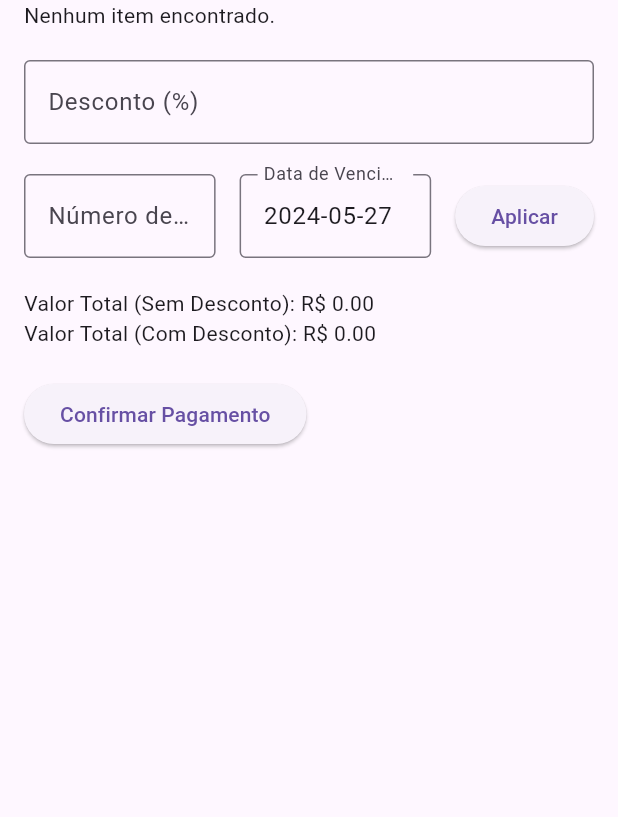
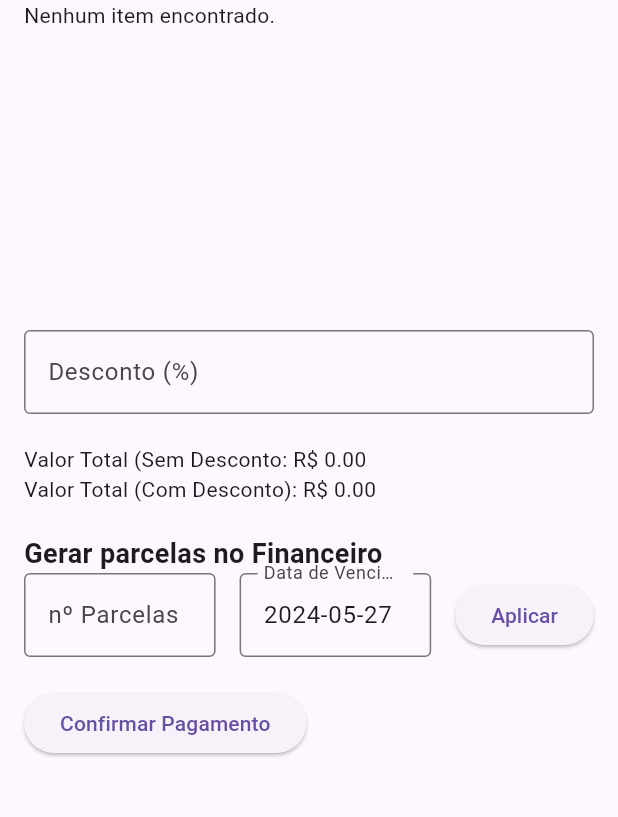
Before and after one commit to Coppi1/Pedido_vendas, a Flutter app: the PagamentoPage screen opened directly with empty values, after a tap on "Aplicar", on a phone screen of 412 x 824 dp, the part 378-1195 px from its top. Run offline on Flutter 3.47's test engine with Material 3 defaults, Android fonts, the phone set to English and light mode, and no system bars; our stand-ins replace sqflite; accounts and stored records are empty.

Commit message:
Fix - ajustes gerais do front/back - PagamentoPage

```diff
--- a/projeto_pedido_vendas/lib/models/pagamento.dart
+++ b/projeto_pedido_vendas/lib/models/pagamento.dart
@@ -2,7 +2,7 @@ import 'package:projeto_pedido_vendas/models/pedido.dart';
 
 class Pagamento {
   int? id;
-  int parcelas;
+  int parcela;
   double valorTotal;
   double desconto;
   DateTime dataVencimento;
@@ -10,7 +10,7 @@ class Pagamento {
 
   Pagamento(
       {this.id,
-      required this.parcelas,
+      required this.parcela,
       required this.valorTotal,
       required this.desconto,
       required this.dataVencimento,
--- a/projeto_pedido_vendas/lib/pages/pedido_pagamento.dart
+++ b/projeto_pedido_vendas/lib/pages/pedido_pagamento.dart
@@ -1,4 +1,5 @@
 import 'package:flutter/material.dart';
+import 'package:projeto_pedido_vendas/dtos/pagamento_dto.dart';
 import 'package:projeto_pedido_vendas/dtos/pedido_dto.dart';
 import 'package:projeto_pedido_vendas/dtos/itens_pedido_dto.dart';
 import 'package:projeto_pedido_vendas/dtos/produto_dto.dart';
@@ -21,7 +22,8 @@ class _PagamentoPageState extends State<PagamentoPage> {
   final TextEditingController _vencimentoController = TextEditingController();
   double _valorTotal = 0;
   double _desconto = 0;
-  List<Map<String, dynamic>> _parcelas = [];
+  double _valorTotalComDesconto = 0;
+  final List<Map<String, dynamic>> _parcelas = [];
 
   @override
   void initState() {
@@ -29,7 +31,6 @@ class _PagamentoPageState extends State<PagamentoPage> {
     _futureItens = _fetchItensPedidoData();
     _vencimentoController.text =
         DateFormat('yyyy-MM-dd').format(DateTime.now());
-
     debugPrint('Iniciando busca de itens...');
   }
 
@@ -38,13 +39,10 @@ class _PagamentoPageState extends State<PagamentoPage> {
       if (widget.pedido.id == null) {
         throw Exception('Id do pedido é nulo');
       }
-
       List<ItensPedidoDTO> itens =
           await ItensPedidoDAO().selectByPedido(widget.pedido.id!);
       _calcularValorTotal(itens);
-
       // debugPrint('Itens buscados: $itens');
-
       return itens;
     } catch (e) {
       debugPrint('Erro ao buscar dados de itens_pedido: $e');
@@ -54,18 +52,13 @@ class _PagamentoPageState extends State<PagamentoPage> {
 
   void _calcularValorTotal(List<ItensPedidoDTO> itens) {
     setState(() {
+      // Calcular o valor total sem desconto
       _valorTotal = itens.fold(
         0.0,
-        (sum, item) => sum + ((item.valorTotal ?? 0) * (1 - _desconto / 100)),
+        (sum, item) => sum + (item.valorTotal ?? 0),
       );
-    });
-  }
-
-  void _clearItens() {
-    setState(() {
-      _futureItens =
-          Future.value([]); // Reinicializa o Future com uma lista vazia
-      _valorTotal = 0;
+      // Calcular o valor total com desconto
+      _valorTotalComDesconto = _valorTotal * (1 - _desconto / 100);
     });
   }
 
@@ -90,7 +83,7 @@ class _PagamentoPageState extends State<PagamentoPage> {
   void _recalcularValorTotalComDesconto(String desconto) {
     setState(() {
       _desconto = double.tryParse(desconto) ?? 0;
-      _calcularValorTotal(_futureItens as List<ItensPedidoDTO>);
+      _valorTotalComDesconto = _valorTotal * (1 - _desconto / 100);
     });
   }
 
@@ -98,10 +91,10 @@ class _PagamentoPageState extends State<PagamentoPage> {
     setState(() {
       _parcelas.clear();
       int numParcelas = int.tryParse(parcelas) ?? 0;
-      double valorParcela = _valorTotal / numParcelas;
+      double valorParcela = _valorTotalComDesconto / numParcelas;
 
       for (int i = 0; i < numParcelas; i++) {
-        _parcelas.add({
+        Map<String, dynamic> parcelaInfo = {
           'numero': i + 1,
           'vencimento': DateFormat('yyyy-MM-dd').format(
             DateFormat('yyyy-MM-dd')
@@ -109,9 +102,28 @@ class _PagamentoPageState extends State<PagamentoPage> {
                 .add(Duration(days: 30 * (i + 1))),
           ),
           'valor': valorParcela,
+        };
+        _parcelas.add(parcelaInfo);
+
+        // Chama o método para inserir a parcela no banco de dados
+        _inserirParcelaNoBanco(i + 1, valorParcela, _desconto,
+                parcelaInfo['vencimento'], widget.pedido.id!)
+            .then((_) {
+          // Você pode querer atualizar a UI ou mostrar uma mensagem de sucesso aqui
+        }).catchError((error) {
+          // Trate possíveis erros aqui
+          print('Erro ao inserir parcela: $error');
         });
       }
     });
+  }
+
+  Future<void> _inserirParcelaNoBanco(int parcela, double valorTotal,
+      double desconto, String dataVencimento, int pedidoId) async {
+    // Substitua esta parte pela sua lógica de inserção no banco de dados
+    debugPrint(
+        'Inserindo parcela $parcela com valor $valorTotal, desconto $desconto, vencimento $dataVencimento para o pedido $pedidoId');
+    // Aqui você faria a chamada para inserir os dados no banco usando o seu DAO ou repositório
   }
 
   @override
@@ -122,7 +134,6 @@ class _PagamentoPageState extends State<PagamentoPage> {
         leading: IconButton(
           icon: const Icon(Icons.arrow_back),
           onPressed: () {
-            _clearItens();
             _removerItensDoBanco();
             Navigator.pop(context);
           },
@@ -146,7 +157,7 @@ class _PagamentoPageState extends State<PagamentoPage> {
               const Text('Carrinho de Produtos',
                   style: TextStyle(fontSize: 18, fontWeight: FontWeight.bold)),
               Container(
-                constraints: BoxConstraints(maxHeight: 200),
+                constraints: const BoxConstraints(minHeight: 200),
                 child: FutureBuilder<List<ItensPedidoDTO>>(
                   future: _futureItens,
                   builder: (context, snapshot) {
@@ -160,7 +171,7 @@ class _PagamentoPageState extends State<PagamentoPage> {
                       final itens = snapshot.data!;
                       return ListView.builder(
                         shrinkWrap: true,
-                        physics: NeverScrollableScrollPhysics(),
+                        physics: const NeverScrollableScrollPhysics(),
                         itemCount: itens.length,
                         itemBuilder: (context, index) {
                           final item = itens[index];
@@ -207,13 +218,22 @@ class _PagamentoPageState extends State<PagamentoPage> {
                 },
               ),
               const SizedBox(height: 20),
+              Text(
+                'Valor Total (Sem Desconto: R\$ ${_valorTotal.toStringAsFixed(2)}',
+              ),
+              Text(
+                'Valor Total (Com Desconto): R\$ ${_valorTotalComDesconto.toStringAsFixed(2)}',
+              ),
+              const SizedBox(height: 20),
+              const Text('Gerar parcelas no Financeiro',
+                  style: TextStyle(fontSize: 18, fontWeight: FontWeight.bold)),
               Row(
                 children: [
                   Expanded(
                     child: TextField(
                       controller: _parcelasController,
                       decoration: const InputDecoration(
-                        labelText: 'Número de Parcelas',
+                        labelText: 'nº Parcelas',
                         border: OutlineInputBorder(),
                       ),
                       keyboardType: TextInputType.number,
@@ -243,13 +263,6 @@ class _PagamentoPageState extends State<PagamentoPage> {
                 ],
               ),
               const SizedBox(height: 20),
-              Text(
-                'Valor Total (Sem Desconto): R\$ ${(_valorTotal / (1 - _desconto / 100)).toStringAsFixed(2)}',
-              ),
-              Text(
-                'Valor Total (Com Desconto): R\$ ${_valorTotal.toStringAsFixed(2)}',
-              ),
-              const SizedBox(height: 20),
               ElevatedButton(
                 onPressed: () {
                   // lógica para confirmar o pagamento
```
Also changed, not shown: projeto_pedido_vendas/lib/dtos/pagamento_dto.dart (+34 -8 lines), projeto_pedido_vendas/lib/pages/pedido_produtos.dart (+8 -4 lines), projeto_pedido_vendas/lib/util/initialize_database.dart (+19 -54 lines), projeto_pedido_vendas/pubspec.lock, 1 other file.
